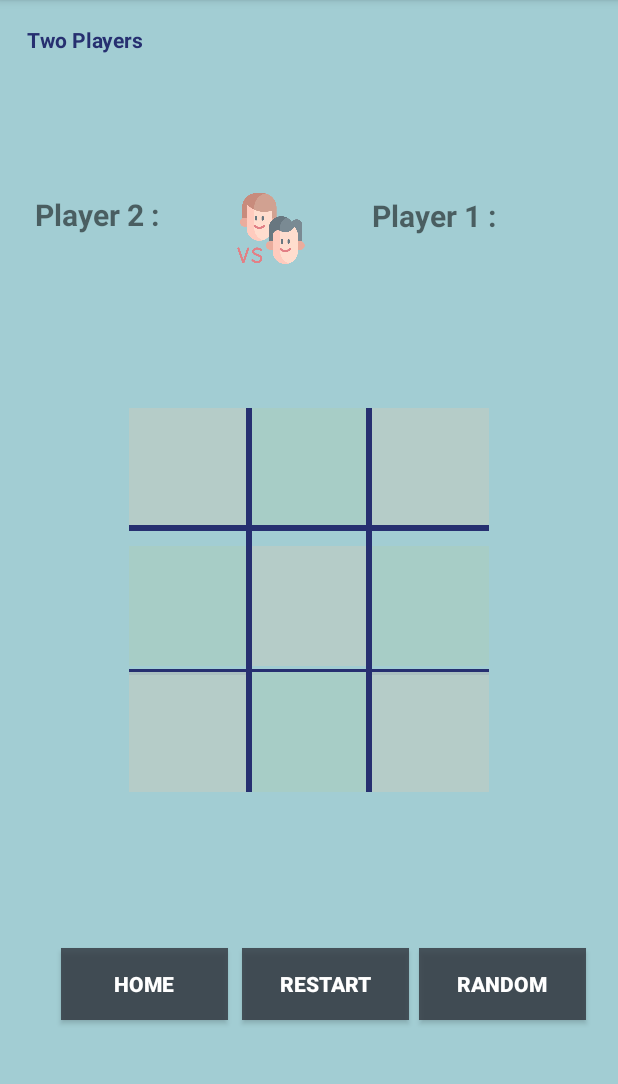
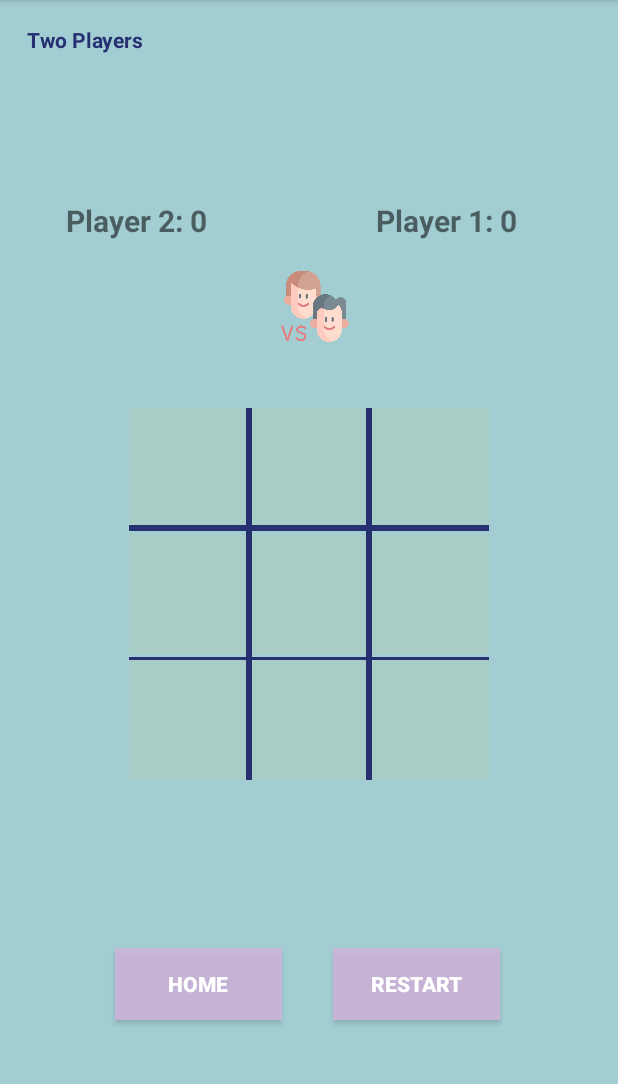
Before and after one commit to yaranhasoun/AIPROJECT, an Android app: the MainActivity2 screen opened directly, with no data from a screen before it, on a phone screen of 412 x 824 dp, the part 84-1168 px from its top. Run offline under Robolectric (Android 15) with nearby library versions, the light colour scheme and no system bars; Roboto replaces fonts that are not available here.

Commit message:
2 players process

```diff
--- /dev/null
+++ b/app/src/main/java/com/example/aiproject/Position.kt
@@ -0,0 +1,6 @@
+package com.example.aiproject
+
+data class Position(
+    val row: Int,
+    val column: Int
+)
--- a/app/src/main/res/layout/activity_main2.xml
+++ b/app/src/main/res/layout/activity_main2.xml
@@ -17,7 +17,7 @@
         android:layout_marginLeft="10dp"
         android:layout_marginRight="10dp"
         android:layout_marginBottom="88dp"
-        android:background="#CB2F343D"
+        android:background="#BFDAB4E1"
         android:fontFamily="sans-serif-medium"
         android:shadowColor="#2F343D"
         android:text="Restart"
@@ -25,28 +25,7 @@
         android:textStyle="bold"
         app:layout_constraintBottom_toBottomOf="parent"
         app:layout_constraintEnd_toEndOf="parent"
-        app:layout_constraintHorizontal_bias="0.54"
-        app:layout_constraintStart_toStartOf="parent"
-        app:layout_constraintTop_toBottomOf="@+id/gif"
-        app:layout_constraintVertical_bias="0.299"
-        tools:fontFamily="casual"
-        tools:textSize="20dp" />
-
-    <Button
-        android:id="@+id/button5"
-        android:layout_width="111dp"
-        android:layout_height="0dp"
-        android:layout_marginRight="5dp"
-        android:layout_marginBottom="88dp"
-        android:background="#CB2F343D"
-        android:fontFamily="sans-serif-medium"
-        android:shadowColor="#2F343D"
-        android:text="Random"
-        android:textColor="#FFFFFF"
-        android:textStyle="bold"
-        app:layout_constraintBottom_toBottomOf="parent"
-        app:layout_constraintEnd_toEndOf="parent"
-        app:layout_constraintHorizontal_bias="0.946"
+        app:layout_constraintHorizontal_bias="0.756"
         app:layout_constraintStart_toStartOf="parent"
         app:layout_constraintTop_toBottomOf="@+id/gif"
         app:layout_constraintVertical_bias="0.299"
@@ -58,7 +37,7 @@
         android:layout_width="111dp"
         android:layout_height="0dp"
         android:layout_marginBottom="88dp"
-        android:background="#CB2F343D"
+        android:background="#BFDAB4E1"
         android:fontFamily="sans-serif-medium"
         android:shadowColor="#2F343D"
         android:text="Home"
@@ -66,7 +45,7 @@
         android:textStyle="bold"
         app:layout_constraintBottom_toBottomOf="parent"
         app:layout_constraintEnd_toEndOf="parent"
-        app:layout_constraintHorizontal_bias="0.136"
+        app:layout_constraintHorizontal_bias="0.256"
         app:layout_constraintStart_toStartOf="parent"
         app:layout_constraintTop_toBottomOf="@+id/gif"
         app:layout_constraintVertical_bias="0.299"
@@ -75,30 +54,35 @@
 
     <TextView
         android:id="@+id/player_one_score"
-        android:layout_width="192dp"
-        android:layout_height="71dp"
-        android:text="      Player 1 :"
+        android:layout_width="150dp"
+        android:layout_height="60dp"
+        android:gravity="center"
+        android:padding="10dp"
+        android:text="Player 1: 0"
         android:textSize="20dp"
         android:textStyle="bold"
-        app:layout_constraintBottom_toBottomOf="parent"
+        app:layout_constraintBottom_toBottomOf="@+id/player_two_score"
         app:layout_constraintEnd_toEndOf="parent"
-        app:layout_constraintHorizontal_bias="1.0"
+        app:layout_constraintHorizontal_bias="0.589"
         app:layout_constraintStart_toEndOf="@+id/player_two_score"
-        app:layout_constraintTop_toTopOf="parent"
-        app:layout_constraintVertical_bias="0.187" />
+        app:layout_constraintTop_toTopOf="@+id/player_two_score"
+        app:layout_constraintVertical_bias="1.0" />
 
     <TextView
         android:id="@+id/player_two_score"
-        android:layout_width="162dp"
-        android:layout_height="68dp"
-        android:numeric="decimal"
-        android:text="     Player 2 :"
+        android:layout_width="150dp"
+        android:layout_height="60dp"
+
+        android:layout_marginStart="16dp"
+        android:gravity="center"
+        android:padding="10dp"
+        android:text="Player 2: 0"
         android:textSize="20dp"
         android:textStyle="bold"
         app:layout_constraintBottom_toBottomOf="parent"
         app:layout_constraintStart_toStartOf="parent"
         app:layout_constraintTop_toTopOf="parent"
-        app:layout_constraintVertical_bias="0.185" />
+        app:layout_constraintVertical_bias="0.166" />
 
     <View
         android:id="@+id/view4"
@@ -107,15 +91,17 @@
         android:background="#262F70"
         app:layout_constraintBottom_toTopOf="@+id/eight"
         app:layout_constraintEnd_toEndOf="@+id/three"
+        app:layout_constraintHorizontal_bias="1.0"
         app:layout_constraintStart_toStartOf="@+id/one"
-        app:layout_constraintTop_toTopOf="@+id/eight" />
+        app:layout_constraintTop_toTopOf="@+id/eight"
+        app:layout_constraintVertical_bias="0.0" />
 
     <TextView
         android:id="@+id/nine"
         android:layout_width="80dp"
         android:layout_height="80dp"
         android:layout_marginTop="4dp"
-        android:background="#EBB7CCC8"
+        android:background="#A7CDC6"
         android:gravity="center"
         android:textColor="#000000"
         android:textSize="36sp"
@@ -144,7 +130,7 @@
         android:id="@+id/four"
         android:layout_width="80dp"
         android:layout_height="80dp"
-        android:layout_marginTop="12dp"
+        android:layout_marginTop="4dp"
         android:background="#A7CDC6"
         android:gravity="center"
         android:textColor="#000000"
@@ -160,7 +146,7 @@
         android:layout_width="80dp"
         android:layout_height="80dp"
         android:layout_marginTop="4dp"
-        android:background="#EBB7CCC8"
+        android:background="#A7CDC6"
         android:gravity="center"
         android:textColor="#000000"
         android:textSize="36sp"
@@ -175,7 +161,7 @@
         android:layout_width="80dp"
         android:layout_height="80dp"
         android:layout_marginTop="272dp"
-        android:background="#EBB7CCC8"
+        android:background="#A7CDC6"
         android:gravity="center"
         android:textColor="#000000"
         android:textSize="36sp"
@@ -204,7 +190,7 @@
         android:layout_width="80dp"
         android:layout_height="80dp"
         android:layout_marginTop="272dp"
-        android:background="#EBB7CCC8"
+        android:background="#A7CDC6"
         android:gravity="center"
         android:textColor="#000000"
         android:textSize="36sp"
@@ -217,7 +203,7 @@
         android:id="@+id/six"
         android:layout_width="80dp"
         android:layout_height="80dp"
-        android:layout_marginTop="12dp"
+        android:layout_marginTop="4dp"
         android:background="#A7CDC6"
         android:gravity="center"
         android:textColor="#000000"
@@ -231,8 +217,8 @@
         android:id="@+id/five"
         android:layout_width="80dp"
         android:layout_height="80dp"
-        android:layout_marginTop="12dp"
-        android:background="#EBB7CCC8"
+        android:layout_marginTop="4dp"
+        android:background="#A7CDC6"
         android:gravity="center"
         android:textColor="#000000"
         android:textSize="36sp"
@@ -261,6 +247,7 @@
         app:layout_constraintStart_toEndOf="@+id/two"
         app:layout_constraintTop_toTopOf="@+id/one" />
 
+
     <View
         android:id="@+id/view3"
         android:layout_width="0dp"
@@ -268,9 +255,10 @@
         android:background="#262F70"
         app:layout_constraintBottom_toBottomOf="@+id/two"
         app:layout_constraintEnd_toEndOf="@+id/three"
+        app:layout_constraintHorizontal_bias="0.0"
         app:layout_constraintStart_toStartOf="@+id/one"
-        app:layout_constraintTop_toBottomOf="@+id/two" />
-
+        app:layout_constraintTop_toBottomOf="@+id/two"
+        app:layout_constraintVertical_bias="1.0" />
 
     <Button
         android:id="@+id/start_new_game_button"
@@ -304,9 +292,9 @@
         android:layout_height="47dp"
         app:layout_constraintBottom_toBottomOf="parent"
         app:layout_constraintEnd_toEndOf="parent"
-        app:layout_constraintHorizontal_bias="0.425"
+        app:layout_constraintHorizontal_bias="0.511"
         app:layout_constraintStart_toStartOf="parent"
         app:layout_constraintTop_toTopOf="parent"
-        app:layout_constraintVertical_bias="0.179"
+        app:layout_constraintVertical_bias="0.251"
         app:srcCompat="@drawable/vs" />
 </android.support.constraint.ConstraintLayout>
```
Also changed, not shown: app/src/main/java/com/example/aiproject/Game2Players.kt (added, +68 -0 lines), app/src/main/java/com/example/aiproject/Line.kt (added, +12 -0 lines).
